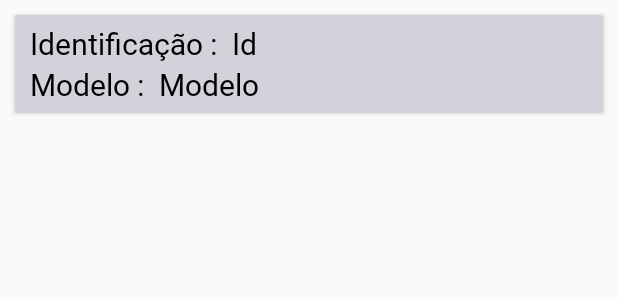
After one commit to fcpbarros/listofthings, an Android app: the layout veiculo_item.xml on its own in the app's theme, with its tools: preview values and no code run, on a phone screen of 412 x 824 dp. The commit adds this screen. Shown: the top 300 px of the screen. Run offline under Robolectric (Android 15) with nearby library versions, the phone set to English and light mode, and no system bars.

Commit message:
Commit #4
Adapter is working and the list is being loaded and properly display the data

```diff
--- a/app/src/main/java/com/chico/listofthings/VeiculosActivity.kt
+++ b/app/src/main/java/com/chico/listofthings/VeiculosActivity.kt
@@ -6,6 +6,7 @@ import android.view.View
 import android.view.ViewGroup
 import android.widget.Toast
 import androidx.appcompat.app.AppCompatActivity
+import com.chico.listofthings.adapter.VeiculosAdapter
 import com.chico.listofthings.dialogs.AdicionaVeiculoDialog
 import com.chico.listofthings.modelo.Veiculo
 import com.google.firebase.firestore.FirebaseFirestore
@@ -25,6 +26,7 @@ class VeiculosActivity : AppCompatActivity() {
     private val viewDaActivity: View by lazy {
         window.decorView
     }
+    private lateinit var adapterVeiculos: VeiculosAdapter
 
     override fun onCreate(savedInstanceState: Bundle?) {
         super.onCreate(savedInstanceState)
@@ -36,11 +38,53 @@ class VeiculosActivity : AppCompatActivity() {
             AdicionaVeiculoDialog(viewDaActivity as ViewGroup, this)
                 .adicionaVeiculo { novoVeiculo ->
                     adicionaVeiculoFirestore(novoVeiculo)
-
+                    atualizaLista()
                 }
 
         }
     }
+
+    override fun onResume() {
+        super.onResume()
+        atualizaLista()
+    }
+
+    private fun atualizaLista() {
+        veiculos.clear()
+        configuraLista()
+    }
+
+    fun configuraLista() {
+
+        //preparar o adapter
+        adapterVeiculos = VeiculosAdapter(veiculos, this)
+        pegaVeiculos()
+
+        with(lista_veiculos) {
+            adapter = adapterVeiculos
+            setOnItemClickListener { _, _, posicao, _ ->
+                val veiculoClicado = veiculos[posicao]
+                //chamaDialogAlteracao(veiculoClicado,posicao)
+            }
+        }
+    }
+
+    private fun pegaVeiculos() {
+        db.collection(COLECAO)
+            .get()
+            .addOnSuccessListener { result ->
+                for (document in result) {
+                    Log.d("Teste", "${document.id} => ${document.data}")
+                    val amostra = document.toObject(Veiculo::class.java)
+                    veiculos.add(amostra)
+                    adapterVeiculos.notifyDataSetChanged()
+                }
+            }
+            .addOnFailureListener { exception ->
+                Log.d("Teste", "Error getting documents: ", exception)
+            }
+    }
+
 
     private fun adicionaVeiculoFirestore(novoVeiculo: Veiculo) {
         if (listaId.contains(novoVeiculo.id)) {
--- /dev/null
+++ b/app/src/main/java/com/chico/listofthings/adapter/VeiculosAdapter.kt
@@ -0,0 +1,50 @@
+package com.chico.listofthings.adapter
+
+import android.content.Context
+import android.view.LayoutInflater
+import android.view.View
+import android.view.ViewGroup
+import android.widget.BaseAdapter
+import com.chico.listofthings.R
+import com.chico.listofthings.modelo.Veiculo
+import kotlinx.android.synthetic.main.veiculo_item.view.*
+
+class VeiculosAdapter(
+    veiculos: List<Veiculo>,
+    context: Context
+) : BaseAdapter() {
+
+    private val veiculos = veiculos
+    private val context = context
+
+    override fun getView(position: Int, convertView: View?, parent: ViewGroup?): View {
+
+        //pegar a view
+        val viewCriada = LayoutInflater.from(context).inflate(R.layout.veiculo_item, parent, false)
+        //pegar o item pra adaptar
+        val veiculo = veiculos[position]
+        //adiciona ID
+        with(viewCriada) {
+            veiculo_Id.text = veiculo.id
+//            veiculo_cor.text = veiculo.cor
+            veiculo_modelo.text = veiculo.modelo
+//            veiculo_placa.text = veiculo.placa
+        }
+        return viewCriada
+
+    }
+
+    override fun getItem(position: Int): Veiculo {
+        return veiculos[position]
+    }
+
+    override fun getItemId(position: Int): Long {
+        return 0
+    }
+
+    override fun getCount(): Int {
+        return veiculos.size
+    }
+
+
+}
--- a/app/src/main/res/layout/activity_veiculos.xml
+++ b/app/src/main/res/layout/activity_veiculos.xml
@@ -9,7 +9,7 @@
         android:orientation="vertical">
 
         <ListView
-            android:id="@+id/lista_transacoes_listview"
+            android:id="@+id/lista_veiculos"
             android:layout_width="match_parent"
             android:layout_height="match_parent"
             android:divider="@null"
--- /dev/null
+++ b/app/src/main/res/layout/veiculo_item.xml
@@ -0,0 +1,139 @@
+<?xml version="1.0" encoding="utf-8"?>
+<androidx.constraintlayout.widget.ConstraintLayout xmlns:android="http://schemas.android.com/apk/res/android"
+    xmlns:app="http://schemas.android.com/apk/res-auto"
+    xmlns:tools="http://schemas.android.com/tools"
+    android:layout_width="match_parent"
+    android:layout_height="match_parent">
+
+    <androidx.cardview.widget.CardView
+        android:id="@+id/cardView"
+        android:layout_width="0dp"
+        android:layout_height="wrap_content"
+        android:layout_margin="10dp"
+        android:layout_marginStart="9dp"
+        android:layout_marginEnd="9dp"
+        android:elevation="10dp"
+        app:cardBackgroundColor="#D2D3DA"
+        app:layout_constraintEnd_toEndOf="parent"
+        app:layout_constraintStart_toStartOf="parent"
+        app:layout_constraintTop_toTopOf="parent">
+
+        <LinearLayout
+            android:layout_width="match_parent"
+            android:layout_height="wrap_content"
+            android:layout_weight="1"
+            android:orientation="vertical">
+
+            <LinearLayout
+                android:layout_width="match_parent"
+                android:layout_height="wrap_content"
+                android:layout_weight="1"
+                android:orientation="horizontal">
+
+                <TextView
+                    style="@style/estilo_texto"
+                    android:layout_marginTop="5dp"
+                    android:text="@string/Id" />
+
+                <TextView
+                    android:id="@+id/veiculo_Id"
+                    style="@style/estilo_texto"
+                    android:layout_width="wrap_content"
+                    android:layout_height="wrap_content"
+                    android:layout_marginStart="10dp"
+                    android:layout_marginTop="5dp"
+                    android:textSize="20sp"
+                    tools:text="Id" />
+
+            </LinearLayout>
+
+            <LinearLayout
+                android:layout_width="match_parent"
+                android:layout_height="wrap_content"
+                android:layout_weight="1"
+                android:orientation="horizontal">
+
+                <TextView
+                    style="@style/estilo_texto"
+                    android:layout_width="wrap_content"
+                    android:layout_height="wrap_content"
+                    android:layout_marginStart="10dp"
+                    android:layout_marginBottom="5dp"
+                    android:text="@string/modelo"
+                    android:textSize="20sp" />
+
+                <TextView
+                    android:id="@+id/veiculo_modelo"
+                    style="@style/estilo_texto"
+                    android:layout_width="wrap_content"
+                    android:layout_height="wrap_content"
+                    android:layout_marginStart="10dp"
+                    android:layout_marginBottom="5dp"
+                    android:textSize="20sp"
+                    tools:text="Modelo" />
+
+            </LinearLayout>
+
+            <!--
+                        <LinearLayout
+                            android:layout_width="match_parent"
+                            android:layout_height="wrap_content"
+                            android:layout_weight="1"
+                            android:orientation="horizontal">
+
+                            <TextView
+                                style="@style/estilo_texto"
+                                android:layout_width="wrap_content"
+                                android:layout_height="wrap_content"
+                                android:layout_marginStart="10dp"
+                                android:layout_marginTop="5dp"
+                                android:text="@string/placa"
+                                android:textSize="20sp" />
+
+                            <TextView
+                                android:id="@+id/veiculo_placa"
+                                style="@style/estilo_texto"
+                                android:layout_width="wrap_content"
+                                android:layout_height="wrap_content"
+                                android:layout_marginStart="10dp"
+                                android:layout_marginTop="5dp"
+                                android:textSize="20sp"
+                                tools:text="Placa" />
+
+                        </LinearLayout>
+
+                        <LinearLayout
+                            android:layout_width="match_parent"
+                            android:layout_height="wrap_content"
+                            android:layout_weight="1"
+                            android:orientation="horizontal">
+
+                            <TextView
+                                style="@style/estilo_texto"
+                                android:layout_width="wrap_content"
+                                android:layout_height="wrap_content"
+                                android:layout_marginStart="10dp"
+                                android:layout_marginTop="5dp"
+                                android:text="@string/cor"
+                                android:textSize="20sp" />
+
+                            <TextView
+                                android:id="@+id/veiculo_cor"
+                                style="@style/estilo_texto"
+                                android:layout_width="wrap_content"
+                                android:layout_height="wrap_content"
+                                android:layout_marginStart="10dp"
+                                android:layout_marginTop="5dp"
+                                android:textSize="20sp"
+                                tools:text="Cor" />
+
+                        </LinearLayout>
+            -->
+
+
+        </LinearLayout>
+
+
+    </androidx.cardview.widget.CardView>
+
+</androidx.constraintlayout.widget.ConstraintLayout>
--- a/app/src/main/res/values/colors.xml
+++ b/app/src/main/res/values/colors.xml
@@ -3,4 +3,5 @@
     <color name="colorPrimary">#0F8AEC</color>
     <color name="colorPrimaryDark">#02508E</color>
     <color name="colorAccent">#02508E</color>
+    <color name="background">#5F72F8</color>
 </resources>
--- a/app/src/main/res/values/strings.xml
+++ b/app/src/main/res/values/strings.xml
@@ -1,4 +1,8 @@
 <resources>
     <string name="app_name">Lista de veículos</string>
     <string name="plus_sign">+</string>
+    <string name="Id">Identificação : </string>
+    <string name="modelo">Modelo :</string>
+    <string name="placa">Placa :</string>
+    <string name="cor">Cor :</string>
 </resources>
--- a/app/src/main/res/values/styles.xml
+++ b/app/src/main/res/values/styles.xml
@@ -7,4 +7,13 @@
         <item name="colorAccent">@color/colorAccent</item>
     </style>
 
+    <style name="estilo_texto">
+        <item name="android:layout_width">wrap_content</item>
+        <item name="android:layout_height">wrap_content</item>
+        <item name="android:layout_marginStart">10dp</item>
+        <item name="android:fontFamily">@font/roboto</item>
+        <item name="android:textColor">@android:color/black</item>
+        <item name="android:textSize">20sp</item>
+    </style>
+
 </resources>
```
Also changed, not shown: app/src/main/res/font/roboto.ttf (added).
